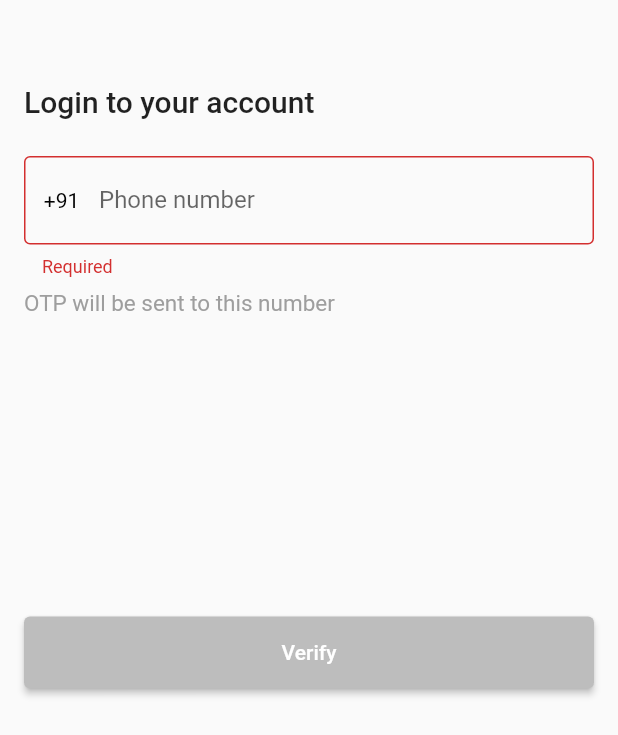
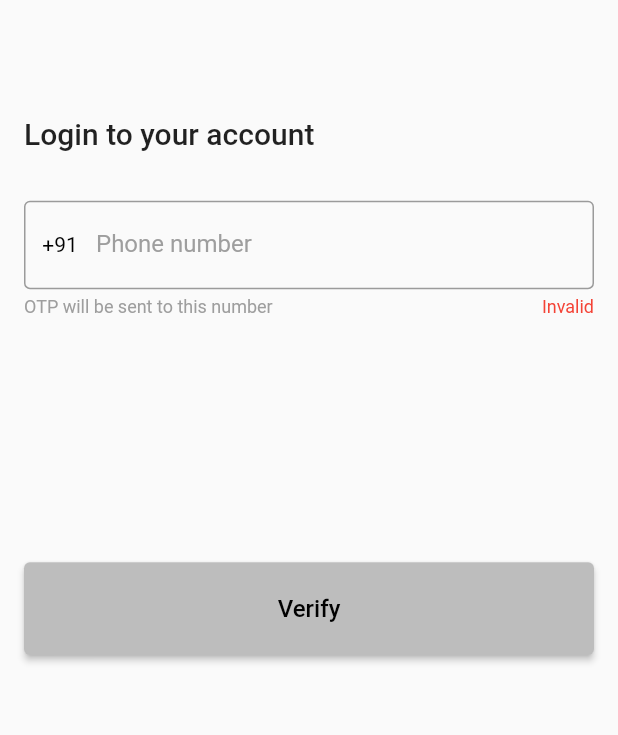
Before and after one commit to bnbrwd/rapido-Flutter, a Flutter app: the screen it shows after launch, after a tap on "Verify", on a phone screen of 412 x 824 dp. Shown: the top 735 px of the screen. Run offline on Flutter 3.47's test engine with Material 2 defaults, Android fonts, the phone set to English and light mode, and no system bars; our stand-ins replace dropdown_formfield, google_fonts, otp_text_field.

Commit message:
ios implementation started

```diff
--- a/rapido_bidds/lib/main.dart
+++ b/rapido_bidds/lib/main.dart
@@ -1,28 +1,30 @@
+import 'dart:io' show Platform;
 import 'package:flutter/material.dart';
 import 'package:flutter_complete_guide/screens/login_screen.dart';
 import './screens/location_permission_given.dart';
 import './screens/location_permission_not_given.dart';
 import './screens/otp_screen.dart';
 import './screens/splash_screen.dart';
+import 'package:flutter/cupertino.dart';
 
 void main() => runApp(MyApp());
 
 class MyApp extends StatelessWidget {
   @override
   Widget build(BuildContext context) {
-    return MaterialApp(
+    return Platform.isIOS ? CupertinoApp(title: 'Rapido Screen',home: SplachScreen(),) : MaterialApp(
       title: 'Rapido Screen',
-      // home: SplachScreen(),
+      home: SplachScreen(),
       // home: LocationPermissionNotGiven(),
-      home: LoginScreen(),
+      // home: LoginScreen(),
       debugShowCheckedModeBanner: false,
-      routes: {
-        OTPScreen.routeName: (ctx) => OTPScreen(), //registered
-        LocationPermissionGiven.routeName: (ctx) =>
-            LocationPermissionGiven(), //registered
-        LocationPermissionNotGiven.routeName: (ctx) =>
-            LocationPermissionNotGiven(), //registered
-      },
+      // routes: {
+      //   OTPScreen.routeName: (ctx) => OTPScreen(), //registered
+      //   LocationPermissionGiven.routeName: (ctx) =>
+      //       LocationPermissionGiven(), //registered
+      //   LocationPermissionNotGiven.routeName: (ctx) =>
+      //       LocationPermissionNotGiven(), //registered
+      // },
     );
   }
 }
--- a/rapido_bidds/lib/screens/login_screen.dart
+++ b/rapido_bidds/lib/screens/login_screen.dart
@@ -1,4 +1,7 @@
+import 'dart:io' show Platform;
+import 'package:flutter/cupertino.dart';
 import 'package:flutter/material.dart';
+import 'package:google_fonts/google_fonts.dart';
 import '../screens/otp_screen.dart';
 
 class LoginScreen extends StatefulWidget {
@@ -24,6 +27,7 @@ class _LoginScreenState extends State<LoginScreen> {
   final _textEditController = TextEditingController();
 
   var _colorItem = false;
+  var _validateInputText = false;
 
   void _checkValidation() {
     if (_textEditController.text.length >= 10) {
@@ -48,59 +52,34 @@ class _LoginScreenState extends State<LoginScreen> {
     }
   }
 
-  @override
-  Widget build(BuildContext context) {
-    statusBarHeight = MediaQuery.of(context).viewPadding.top;
-    // getting the size of the window
-    size = MediaQuery.of(context).size;
-    height = size.height;
-    width = size.width;
-    return MaterialApp(
-      home: Scaffold(
-        body: Padding(
-          padding: const EdgeInsets.all(16.0),
-          child: Column(
-            crossAxisAlignment: CrossAxisAlignment.start,
-            children: <Widget>[
-              SizedBox(height: 40),
-              Text(
-                'Login to your account',
-                style: Theme.of(context).textTheme.headline6,
-              ),
-              SizedBox(height: 25),
-              Column(
-                children: <Widget>[
-                  // TextFormField(
-                  //   key: _formKey,
-                  //   // initialValue: '+91',
-                  //   onChanged: (_) => _checkValidation(),
-                  //   controller: _textEditController,
-                  //   // maxLength: 10,
-                  //   decoration: InputDecoration(
-                  //     prefixIcon: SizedBox(
-                  //       width: 50,
-                  //       child: Center(
-                  //         child: Text(
-                  //           '+91',
-                  //           style: TextStyle(color: Colors.black),
-                  //         ),
-                  //       ),
-                  //     ),
-                  //     labelText: 'Phone number',
-                  //     border: OutlineInputBorder(),
-                  //   ),
-                  //   keyboardType: TextInputType.number,
-                  // ),
-                  Form(
-                    key: _formKey,
-                    child: TextFormField(
+  bool str = true;
+
+  String getValidationMsg() {
+    if (str) {
+      return '';
+    } else {
+      return 'Invalid';
+    }
+  }
+
+  Widget getAndroidForm() {
+    return TextFormField(
       onChanged: (_) => _checkValidation(),
       controller: _textEditController,
       maxLength: 10,
       decoration: InputDecoration(
+          errorStyle: TextStyle(
+              color: _colorItem
+                  ? Color.fromRGBO(96, 173, 156, 1)
+                  : Color.fromRGBO(230, 57, 70, 1)),
+          focusedBorder: OutlineInputBorder(
+              borderSide: !_colorItem
+                  ? BorderSide(color: Colors.grey)
+                  : BorderSide(color: Colors.green)),
           counter: SizedBox.shrink(),
           prefixIcon: SizedBox(
-                            width: 50,
+            width: width * 0.075,
+            height: height * 0.0375,
             child: Center(
               child: Text(
                 '+91',
@@ -109,52 +88,161 @@ class _LoginScreenState extends State<LoginScreen> {
             ),
           ),
           labelText: 'Phone number',
+          // hintText: 'Phone number',
+          labelStyle:
+              TextStyle(color: !_colorItem ? Colors.grey : Colors.green),
           border: OutlineInputBorder()),
       keyboardType: TextInputType.number,
-                      validator: (value) {
-                        if (value.isEmpty) {
-                          return 'Required';
+    );
   }
-                        if (value.length != 10) {
-                          return 'enter valid phone number';
+
+  Widget getiOSForm() {
+    return Container(
+      height: height * 0.087,
+      width: width * 0.911,
+      child: CupertinoTextField(
+        onChanged: (_) => _checkValidation(),
+        controller: _textEditController,
+        maxLength: 10,
+        decoration: BoxDecoration(
+          borderRadius: BorderRadius.circular(6),
+          border: !_colorItem
+              ? Border.all(color: Colors.grey)
+              : Border.all(color: Colors.green),
+        ),
+        prefix: Padding(
+          padding: const EdgeInsets.only(left: 10),
+          child: SizedBox(
+            width: width * 0.075,
+            height: height * 0.0375,
+            child: Center(
+              child: Text(
+                '+91',
+                style: TextStyle(color: Colors.black),
+              ),
+            ),
+          ),
+        ),
+        placeholder: 'Phone number',
+        keyboardType: TextInputType.number,
+      ),
+    );
+  }
+
+  Widget _getAndroidButton() {
+    return ElevatedButton(
+      style: ButtonStyle(
+        backgroundColor: _colorItem
+            ? MaterialStateProperty.all(Colors.yellow[600])
+            : MaterialStateProperty.all(Colors.grey[400]),
+        foregroundColor: MaterialStateProperty.all(Colors.black),
+      ),
+      child: Text(
+        'Verify',
+        style: TextStyle(fontSize: 16),
+      ),
+      onPressed: () {
+        // Navigator.of(context).pushNamed(OTPScreen.routeName);
+        // validate();
+        if (_colorItem) {
+          Navigator.of(context).pushNamed(OTPScreen.routeName);
         } else {
-                          return null;
+          setState(() {
+            _validateInputText = true;
+          });
         }
       },
+    );
+  }
+
+  Widget _getiOSButton() {
+    return CupertinoButton(
+        color: _colorItem ? Colors.yellow[600] : Colors.grey[400],
+        child: Text(
+          'Verify',
+          style: TextStyle(fontSize: 16, color: Colors.black),
         ),
+        onPressed: () {
+          if (_colorItem) {
+            Navigator.of(context).pushNamed(OTPScreen.routeName);
+          } else {
+            setState(() {
+              _validateInputText = true;
+            });
+          }
+        });
+  }
+
+  @override
+  Widget build(BuildContext context) {
+    statusBarHeight = MediaQuery.of(context).viewPadding.top;
+    // getting the size of the window
+    size = MediaQuery.of(context).size;
+    height = size.height;
+    width = size.width;
+    var padding2 = Padding(
+      padding: const EdgeInsets.all(16.0),
+      child: Column(
+        crossAxisAlignment: CrossAxisAlignment.start,
+        children: <Widget>[
+          SizedBox(height: height * 0.075),
+          Platform.isIOS
+              ? Text(
+                  'Login to your account',
+                  style: TextStyle(fontSize: 25),
+                )
+              : Text(
+                  'Login to your account',
+                  style: Theme.of(context).textTheme.headline6,
+                ),
+          SizedBox(height: height * 0.04),
+          Column(
+            children: <Widget>[
+              Form(
+                key: _formKey,
+                child: Platform.isIOS ? getiOSForm() : getAndroidForm(),
               ),
             ],
           ),
-              SizedBox(height: 8),
+          SizedBox(height: height * 0.006),
+          Row(
+            mainAxisAlignment: MainAxisAlignment.spaceBetween,
+            children: <Widget>[
               Text(
                 'OTP will be sent to this number',
                 style: TextStyle(
                   color: Colors.grey,
-                  fontSize: 15,
+                  fontSize: 12,
                 ),
                 textAlign: TextAlign.start,
               ),
-              SizedBox(height: 200),
+              _validateInputText
+                  ? Text(
+                      'Invalid',
+                      style: TextStyle(
+                        color: Colors.red,
+                        fontSize: 12,
+                      ),
+                      textAlign: TextAlign.start,
+                    )
+                  : Text(''),
+            ],
+          ),
+          SizedBox(height: height * 0.198),
           SizedBox(
               width: double.infinity,
-                height: 48,
-                child: ElevatedButton(
-                  style: ButtonStyle(
-                    backgroundColor: _colorItem
-                        ? MaterialStateProperty.all(Colors.yellow[600])
-                        : MaterialStateProperty.all(Colors.grey[400]),
-                    foregroundColor: MaterialStateProperty.all(Colors.white),
-                  ),
-                  child: Text('Verify'),
-                  onPressed: () {
-                    // Navigator.of(context).pushNamed(OTPScreen.routeName);
-                    validate();
-                  },
-                ),
-              ),
+              height: height * 0.075,
+              child: Platform.isIOS ? _getiOSButton() : _getAndroidButton()),
         ],
       ),
-        ),
+    );
+    return Platform.isIOS
+        ? CupertinoPageScaffold(
+            child: padding2,
+          )
+        : MaterialApp(
+            home: Scaffold(
+              body: padding2,
             ),
           );
   }
--- a/rapido_bidds/lib/screens/splash_screen.dart
+++ b/rapido_bidds/lib/screens/splash_screen.dart
@@ -1,3 +1,5 @@
+import 'dart:io' show Platform;
+import 'package:flutter/cupertino.dart';
 import 'package:flutter/material.dart';
 import '../screens/login_screen.dart';
 
@@ -14,7 +16,7 @@ class _SplachScreenState extends State<SplachScreen> {
   }
 
   _navigateToLoginScreen() async {
-    await Future.delayed(Duration(seconds: 2), () {});
+    await Future.delayed(Duration(seconds: 3), () {});
     Navigator.pushReplacement(
         context, MaterialPageRoute(builder: (context) => LoginScreen()));
   }
@@ -22,16 +24,13 @@ class _SplachScreenState extends State<SplachScreen> {
 
   @override
   Widget build(BuildContext context) {
-
     statusBarHeight = MediaQuery.of(context).viewPadding.top;
     // getting the size of the window
     size = MediaQuery.of(context).size;
     height = size.height;
     width = size.width;
 
-    return Scaffold(
-      body: Column(
-        children: <Widget>[
+    var continer1 = <Widget>[
       Container(
         margin: EdgeInsets.only(
           left: width * 0.22,
@@ -59,14 +58,16 @@ class _SplachScreenState extends State<SplachScreen> {
           fit: BoxFit.cover,
         ),
       ),
-          Container(
-            margin: EdgeInsets.only(
-              left: width * 0.166,
-              right: width * 0.166,
-              top: height * 0.068,
+    ];
+    return Platform.isIOS
+        ? CupertinoPageScaffold(
+            child: Column(
+              children: continer1,
             ),
-          ),
-        ],
+          )
+        : Scaffold(
+            body: Column(
+              children: continer1,
             ),
           );
   }
```
Also changed, not shown: rapido_bidds/lib/screens/demo.dart (added, +65 -0 lines), 3 other files. Lines whose indentation alone changed are shown as unchanged.
